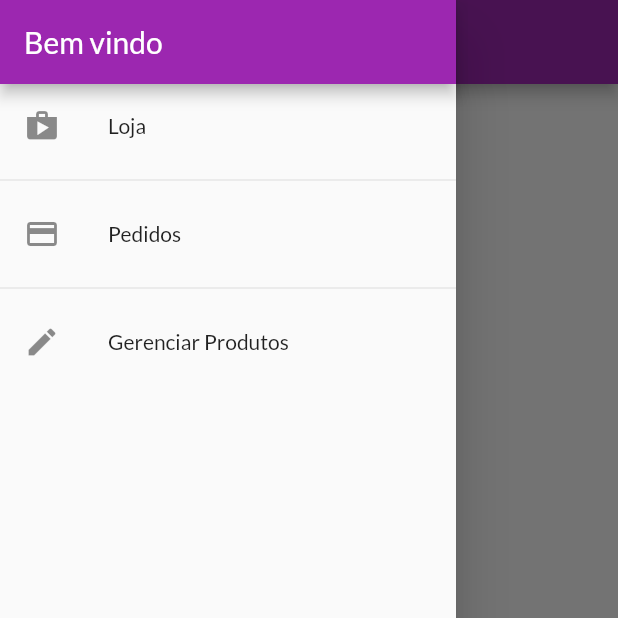
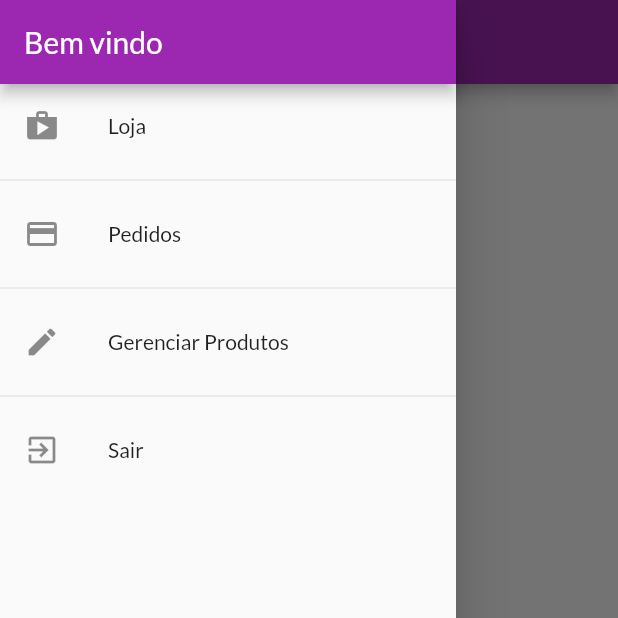
Before and after one commit to AdSoNaTuRaL/shop-flutter, a Flutter app: the OrdersScreen screen opened by its route, with the side drawer open, on a phone screen of 412 x 824 dp, the top half of it. Run offline on Flutter 3.47's test engine with Material 2 defaults, Android fonts, the phone set to English and light mode, and no system bars; network calls fail.

Commit message:
add exit list item for logout

```diff
--- a/lib/widgets/app_drawer.dart
+++ b/lib/widgets/app_drawer.dart
@@ -1,4 +1,6 @@
 import 'package:flutter/material.dart';
+import 'package:provider/provider.dart';
+import 'package:shop/providers/auth.dart';
 import 'package:shop/utils/app_routes.dart';
 
 class AppDrawer extends StatelessWidget {
@@ -34,6 +36,14 @@ class AppDrawer extends StatelessWidget {
               Navigator.of(context).pushReplacementNamed(AppRoutes.products);
             },
           ),
+          Divider(),
+          ListTile(
+            leading: Icon(Icons.exit_to_app),
+            title: Text('Sair'),
+            onTap: () {
+              Provider.of<Auth>(context, listen: false).logout();
+            },
+          ),
         ],
       ),
     );
```
